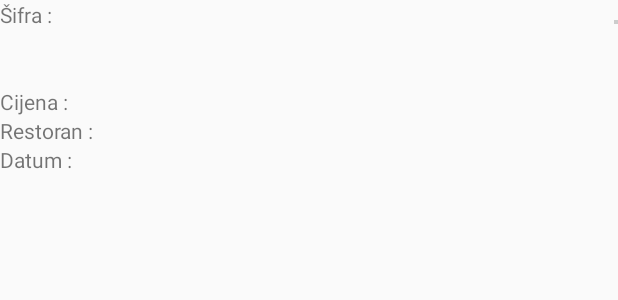
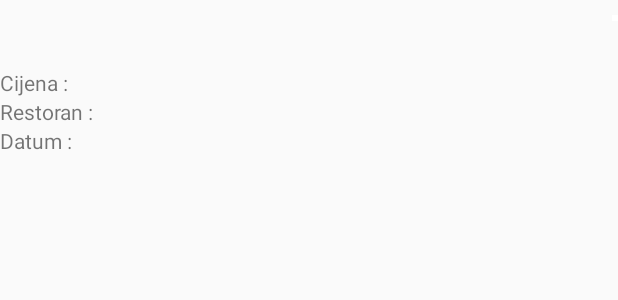
Before and after one commit to alagregor/egablec, an Android app: the layout listview_item.xml on its own in the app's theme, with its tools: preview values and no code run, on a phone screen of 412 x 824 dp. Shown: the top 300 px of the screen. Run offline under Robolectric (Android 15) with nearby library versions, the phone set to English and light mode, and no system bars.

Commit message:
Small design adjustments

```diff
--- a/app/src/main/java/hr/foi/alagregor/egablec/views/ListViewAdapter.java
+++ b/app/src/main/java/hr/foi/alagregor/egablec/views/ListViewAdapter.java
@@ -71,7 +71,7 @@ public class ListViewAdapter extends BaseAdapter{
             holder = new ViewHolder();
             view = inflater.inflate(R.layout.listview_item, null);
             // Locate the TextViews in listview_item.xml
-            holder.sifra = (TextView) view.findViewById(R.id.sifra);
+            //holder.sifra = (TextView) view.findViewById(R.id.sifra);
             holder.gablec_title = (TextView) view.findViewById(R.id.gablec_title);
             holder.gablec_desc = (TextView) view.findViewById(R.id.gablec_desc);
             holder.gablec_price = (TextView) view.findViewById(R.id.gablec_price);
@@ -86,7 +86,7 @@ public class ListViewAdapter extends BaseAdapter{
         }
 
         // Set the results into TextViews
-        holder.sifra.setText(gableclist.get(position).getSifra());
+        //holder.sifra.setText(gableclist.get(position).getSifra());
         holder.gablec_title.setText(gableclist.get(position).getGablecTitle());
         holder.gablec_desc.setText(gableclist.get(position)
                 .getGablecDesc());
--- a/app/src/main/res/layout/listview_item.xml
+++ b/app/src/main/res/layout/listview_item.xml
@@ -4,29 +4,18 @@
     android:layout_height="match_parent">
 
     <TextView
-        android:id="@+id/sifralabel"
-        android:layout_width="wrap_content"
-        android:layout_height="wrap_content"
-        android:text="@string/sifralabel" />
-
-    <TextView
-        android:id="@+id/sifra"
-        android:layout_width="wrap_content"
-        android:layout_height="wrap_content"
-        android:layout_toRightOf="@+id/sifralabel" />
-
-    <TextView
         android:id="@+id/gablec_title"
         android:layout_width="wrap_content"
         android:layout_height="wrap_content"
-        android:layout_below="@+id/sifralabel"
+        android:layout_marginTop="10px"
         android:textStyle="bold" />
 
     <TextView
         android:id="@+id/gablec_desc"
         android:layout_width="wrap_content"
         android:layout_height="wrap_content"
-        android:layout_below="@+id/gablec_title" />
+        android:layout_below="@+id/gablec_title"
+        />
 
     <TextView
         android:id="@+id/gablec_pricelabel"
@@ -68,6 +57,7 @@
         android:layout_width="wrap_content"
         android:layout_height="wrap_content"
         android:layout_below="@+id/restaurant_title"
+        android:layout_marginBottom="20px"
         android:layout_toRightOf="@+id/date_label" />
 
     <ImageView
@@ -75,8 +65,9 @@
         android:layout_width="wrap_content"
         android:layout_height="wrap_content"
         android:layout_alignParentRight="true"
-        android:background="#ccc"
-        android:layout_marginTop="20px"
-        android:padding="1dp" />
+        android:layout_marginTop="15px"
+        android:layout_marginBottom="10px"
+        android:background="#ffffff"
+        android:padding="2dp" />
 
 </RelativeLayout>
--- a/app/src/main/res/values/colors.xml
+++ b/app/src/main/res/values/colors.xml
@@ -1,6 +1,6 @@
 <?xml version="1.0" encoding="utf-8"?>
 <resources>
-    <color name="colorPrimary">#3F51B5</color>
-    <color name="colorPrimaryDark">#303F9F</color>
-    <color name="colorAccent">#FF4081</color>
+    <color name="colorPrimary">#64A05E</color>
+    <color name="colorPrimaryDark">#696969</color>
+    <color name="colorAccent">#64A05E</color>
 </resources>
--- a/app/src/main/res/values/strings.xml
+++ b/app/src/main/res/values/strings.xml
@@ -1,5 +1,5 @@
 <resources>
-    <string name="app_name">eGablec - Ponuda gableca</string>
+    <string name="app_name">eGablec</string>
     <string name="ponudalabel">Ponuda na dan:</string>
     <string name="hello_world">Hello world!</string>
     <string name="menu_settings">Settings</string>
@@ -16,8 +16,8 @@
     <string name="compose_email">Predloži gablec</string>
     <string-array name="dates_array">
         <item>Odaberi datum gableca:</item>
-        <item>25.6.2016.</item>
-        <item>26.6.2016.</item>
-        <item>27.6.2016.</item>
+        <item>06.09.2016.</item>
+        <item>07.09.2016.</item>
+        <item>08.09.2016.</item>
     </string-array>
 </resources>
```
Also changed, not shown: app/src/main/ic_launcher-web.png, app/src/main/res/mipmap-hdpi/ic_launcher.png, app/src/main/res/mipmap-mdpi/ic_launcher.png, app/src/main/res/mipmap-xhdpi/ic_launcher.png, app/src/main/res/mipmap-xxhdpi/ic_launcher.png, app/src/main/res/mipmap-xxxhdpi/ic_launcher.png.
